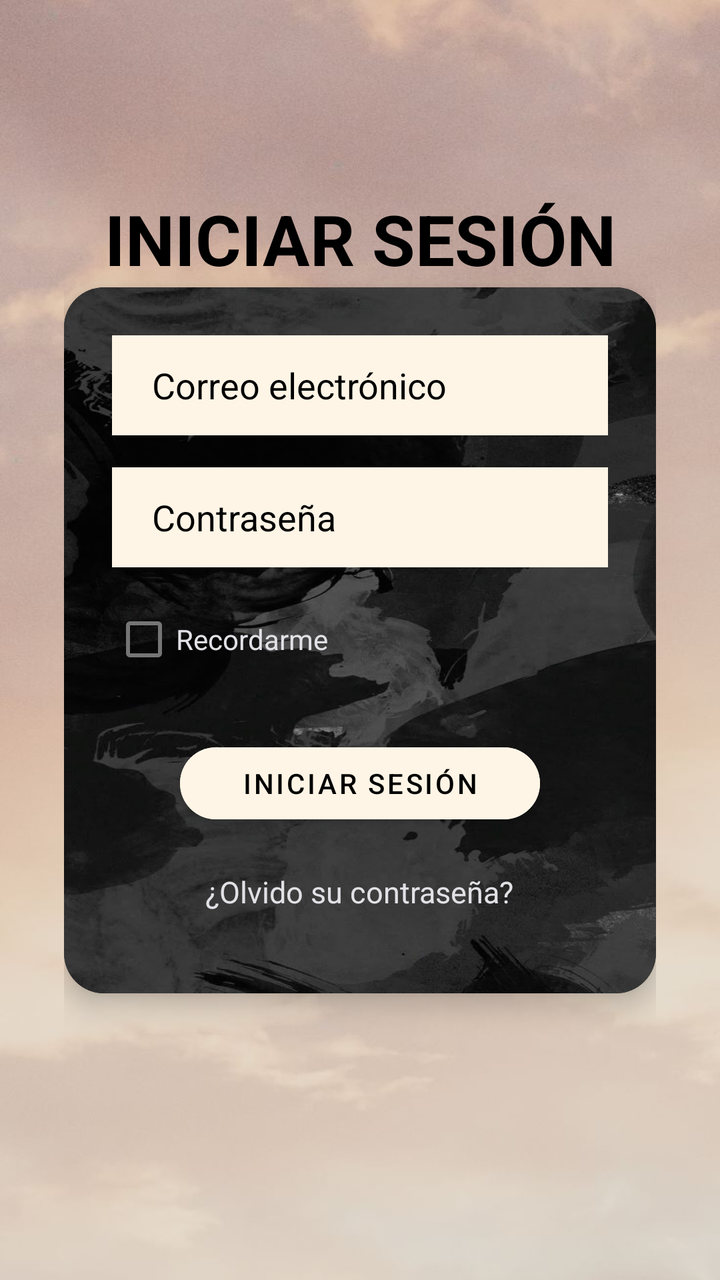
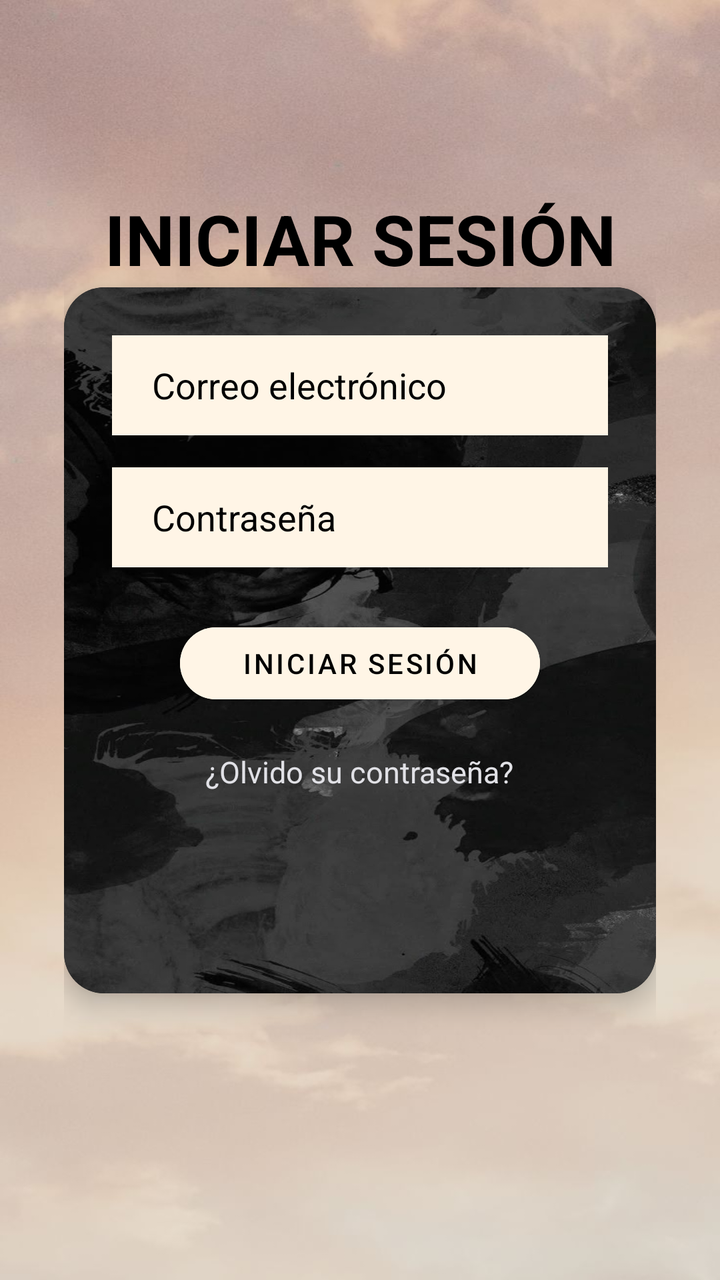

An Android layout rendered at two revisions. The XML below is the earlier revision; the diff shows what the commit changed to produce the second picture.
<!-- AndroidManifest.xml: application theme Theme.MiCerdito -->
<!-- res/layout/activity_login.xml -->
<?xml version="1.0" encoding="utf-8"?>
<ScrollView xmlns:android="http://schemas.android.com/apk/res/android"
    xmlns:app="http://schemas.android.com/apk/res-auto"
    xmlns:tools="http://schemas.android.com/tools"
    android:layout_width="match_parent"
    android:layout_height="match_parent"
    android:background="@drawable/fondo_app"
    android:fillViewport="true"
    android:importantForAccessibility="yes">

    <androidx.constraintlayout.widget.ConstraintLayout
        android:layout_width="match_parent"
        android:layout_height="wrap_content"
        android:padding="32dp">

        <TextView
            android:id="@+id/tvTitleLogin"
            android:layout_width="wrap_content"
            android:layout_height="wrap_content"
            android:layout_marginTop="64dp"
            android:accessibilityHeading="true"
            android:text="INICIAR SESIÓN"
            android:textColor="@color/texto_negro"
            android:textSize="35sp"
            android:textStyle="bold"
            app:layout_constraintEnd_toEndOf="parent"
            app:layout_constraintStart_toStartOf="parent"
            app:layout_constraintTop_toTopOf="parent" />

        <com.google.android.material.card.MaterialCardView
            android:id="@+id/mcvLoginCard"
            android:layout_width="match_parent"
            android:layout_height="wrap_content"
            android:importantForAccessibility="noHideDescendants"
            app:cardBackgroundColor="@color/background_dark"
            app:cardCornerRadius="20dp"
            app:cardElevation="8dp"
            app:layout_constraintBottom_toBottomOf="parent"
            app:layout_constraintEnd_toEndOf="parent"
            app:layout_constraintStart_toStartOf="parent"
            app:layout_constraintTop_toTopOf="parent">

            <LinearLayout
                android:layout_width="match_parent"
                android:layout_height="353dp"
                android:background="@drawable/fondo_cardview"
                android:importantForAccessibility="yes"
                android:orientation="vertical"
                android:padding="24dp">

                <com.google.android.material.textfield.TextInputEditText
                    android:id="@+id/etCorreo"
                    android:layout_width="match_parent"
                    android:layout_height="50dp"
                    android:background="@color/background_beige"
                    android:contentDescription="Campo para ingresar correo electrónico"
                    android:hint="Correo electrónico"
                    android:inputType="textEmailAddress"
                    android:paddingHorizontal="20dp"
                    android:textColor="@color/texto_negro"
                    android:textColorHint="@color/texto_negro" />

                <com.google.android.material.textfield.TextInputEditText
                    android:id="@+id/etPassword"
                    android:layout_width="match_parent"
                    android:layout_height="50dp"
                    android:layout_marginTop="16dp"
                    android:background="@color/background_beige"
                    android:contentDescription="Campo para ingresar contraseña"
                    android:hint="Contraseña"
                    android:inputType="textPassword"
                    android:paddingHorizontal="20dp"
                    android:textColor="@color/texto_negro"
                    android:textColorHint="@color/texto_negro" />

                <CheckBox
                    android:id="@+id/cbRecordarme"
                    android:layout_width="wrap_content"
                    android:layout_height="wrap_content"
                    android:layout_marginTop="12dp"
                    android:contentDescription="Opción Recordarme sesión en este dispositivo"
                    android:text="Recordarme"
                    android:textColor="@color/title_dark" />

                <Button
                    android:id="@+id/btnLogin"
                    android:layout_width="180dp"
                    android:layout_height="48dp"
                    android:layout_gravity="center"
                    android:layout_marginTop="24dp"
                    android:backgroundTint="@color/background_beige"
                    android:contentDescription="Pulsar para iniciar sesión"
                    android:text="Iniciar sesión"
                    android:textColor="@color/texto_negro"
                    app:cornerRadius="24dp" />

                <TextView
                    android:id="@+id/tvOlvido"
                    android:layout_width="wrap_content"
                    android:layout_height="wrap_content"
                    android:layout_gravity="center"
                    android:layout_marginTop="20dp"
                    android:clickable="true"
                    android:contentDescription="Enlace: Olvidé mi contraseña"
                    android:focusable="true"
                    android:minHeight="48dp"
                    android:text="¿Olvido su contraseña?"
                    android:textColor="@color/title_dark"
                    android:textSize="15sp" />

            </LinearLayout>
        </com.google.android.material.card.MaterialCardView>

    </androidx.constraintlayout.widget.ConstraintLayout>
</ScrollView>
<!-- resources referenced by this layout -->
<resources>
  <color name="background_beige">#FFF5E6</color>
  <color name="background_dark">#121212</color>
  <color name="texto_negro">#000000</color>
  <color name="title_dark">#E1E1E6</color>
  <!-- drawable fondo_app: png bitmap (drawable, 395200 bytes) -->
  <!-- drawable fondo_cardview: png bitmap (drawable, 452722 bytes) -->
  <style name="Theme.MiCerdito" parent="Theme.MaterialComponents.DayNight.NoActionBar">
          <item name="colorPrimary">@color/rosa_cerdito</item>
          <item name="android:windowBackground">@color/beige_claro</item>
          <item name="colorSecondary">@color/verde_exito</item>
      </style>
  <color name="rosa_cerdito">#FFC0CB</color>
  <color name="beige_claro">#F5F5DC</color>
  <color name="verde_exito">#161D16</color>
</resources>

<!-- the commit's change to res/layout/activity_login.xml (unified diff, before → after) -->
@@ -73,15 +73,6 @@
                     android:textColor="@color/texto_negro"
                     android:textColorHint="@color/texto_negro" />
 
-                <CheckBox
-                    android:id="@+id/cbRecordarme"
-                    android:layout_width="wrap_content"
-                    android:layout_height="wrap_content"
-                    android:layout_marginTop="12dp"
-                    android:contentDescription="Opción Recordarme sesión en este dispositivo"
-                    android:text="Recordarme"
-                    android:textColor="@color/title_dark" />
-
                 <Button
                     android:id="@+id/btnLogin"
                     android:layout_width="180dp"
